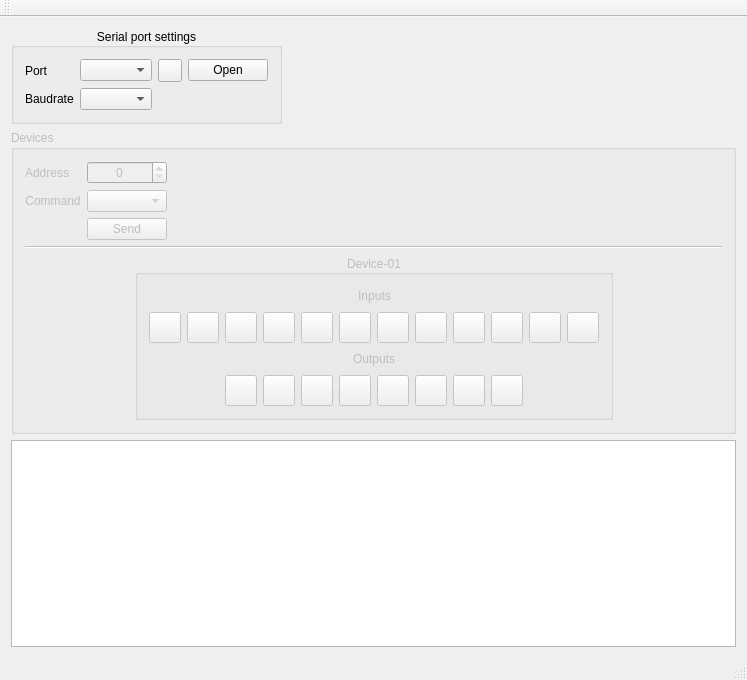
First picture: the form in mainwindow.ui, repository vlarry/emulator, before the edit.
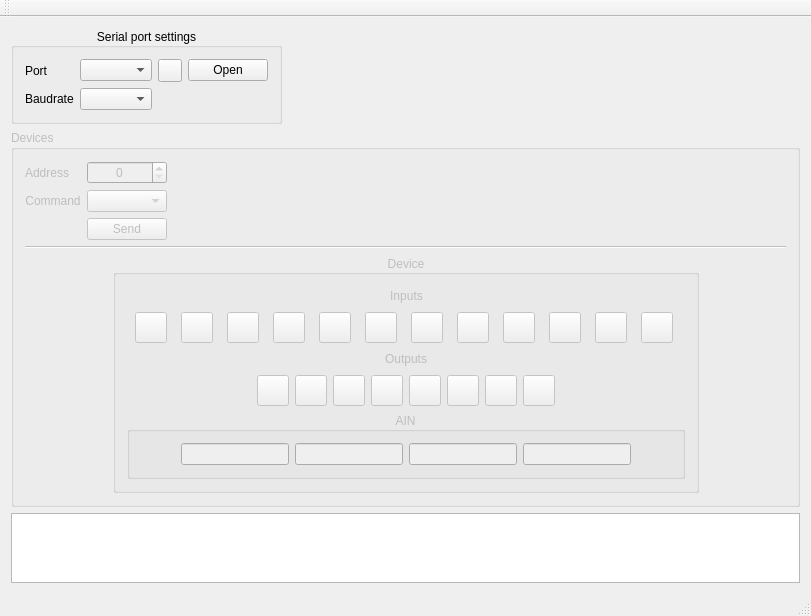
Second picture: the form after the edit. Icons and pictures are not drawn. Custom widgets are drawn as their Qt base class.

Commit message: Редактирование интерфейса - добавлены 4 поля для вывода величин float 1..4 AIN.

Patch:
```diff
--- a/mainwindow.ui
+++ b/mainwindow.ui
@@ -6,8 +6,8 @@
    <rect>
     <x>0</x>
     <y>0</y>
-    <width>747</width>
-    <height>680</height>
+    <width>811</width>
+    <height>616</height>
    </rect>
   </property>
   <property name="windowTitle">
@@ -146,6 +146,12 @@
       <property name="enabled">
        <bool>false</bool>
       </property>
+      <property name="sizePolicy">
+       <sizepolicy hsizetype="Expanding" vsizetype="Fixed">
+        <horstretch>0</horstretch>
+        <verstretch>0</verstretch>
+       </sizepolicy>
+      </property>
       <property name="title">
        <string>Devices</string>
       </property>
@@ -251,13 +257,22 @@
        </item>
        <item>
         <widget class="Line" name="line">
+         <property name="sizePolicy">
+          <sizepolicy hsizetype="Expanding" vsizetype="Fixed">
+           <horstretch>0</horstretch>
+           <verstretch>0</verstretch>
+          </sizepolicy>
+         </property>
          <property name="orientation">
           <enum>Qt::Horizontal</enum>
          </property>
         </widget>
        </item>
        <item>
-        <layout class="QHBoxLayout" name="horizontalLayout_10">
+        <layout class="QHBoxLayout" name="horizontalLayout_7">
+         <property name="spacing">
+          <number>0</number>
+         </property>
          <item>
           <spacer name="horizontalSpacer_14">
            <property name="orientation">
@@ -274,13 +289,13 @@
          <item>
           <widget class="QGroupBox" name="groupDevice">
            <property name="sizePolicy">
-            <sizepolicy hsizetype="Fixed" vsizetype="Fixed">
+            <sizepolicy hsizetype="Expanding" vsizetype="Fixed">
              <horstretch>0</horstretch>
              <verstretch>0</verstretch>
             </sizepolicy>
            </property>
            <property name="title">
-            <string>Device-01</string>
+            <string>Device</string>
            </property>
            <property name="alignment">
             <set>Qt::AlignCenter</set>
@@ -804,6 +819,114 @@
               </item>
              </layout>
             </item>
+            <item>
+             <widget class="QGroupBox" name="groupAIN">
+              <property name="sizePolicy">
+               <sizepolicy hsizetype="Minimum" vsizetype="Minimum">
+                <horstretch>0</horstretch>
+                <verstretch>0</verstretch>
+               </sizepolicy>
+              </property>
+              <property name="title">
+               <string>AIN</string>
+              </property>
+              <property name="alignment">
+               <set>Qt::AlignCenter</set>
+              </property>
+              <layout class="QHBoxLayout" name="horizontalLayout_6">
+               <item>
+                <spacer name="horizontalSpacer_6">
+                 <property name="orientation">
+                  <enum>Qt::Horizontal</enum>
+                 </property>
+                 <property name="sizeHint" stdset="0">
+                  <size>
+                   <width>40</width>
+                   <height>20</height>
+                  </size>
+                 </property>
+                </spacer>
+               </item>
+               <item>
+                <widget class="QLineEdit" name="leAIN1">
+                 <property name="maxLength">
+                  <number>7</number>
+                 </property>
+                 <property name="alignment">
+                  <set>Qt::AlignCenter</set>
+                 </property>
+                 <property name="readOnly">
+                  <bool>true</bool>
+                 </property>
+                 <property name="cursorMoveStyle">
+                  <enum>Qt::LogicalMoveStyle</enum>
+                 </property>
+                </widget>
+               </item>
+               <item>
+                <widget class="QLineEdit" name="leAIN2">
+                 <property name="maxLength">
+                  <number>7</number>
+                 </property>
+                 <property name="frame">
+                  <bool>true</bool>
+                 </property>
+                 <property name="alignment">
+                  <set>Qt::AlignCenter</set>
+                 </property>
+                 <property name="readOnly">
+                  <bool>true</bool>
+                 </property>
+                </widget>
+               </item>
+               <item>
+                <widget class="QLineEdit" name="leAIN3">
+                 <property name="maxLength">
+                  <number>7</number>
+                 </property>
+                 <property name="frame">
+                  <bool>true</bool>
+                 </property>
+                 <property name="alignment">
+                  <set>Qt::AlignCenter</set>
+                 </property>
+                 <property name="readOnly">
+                  <bool>true</bool>
+                 </property>
+                </widget>
+               </item>
+               <item>
+                <widget class="QLineEdit" name="leAIN4">
+                 <property name="maxLength">
+                  <number>7</number>
+                 </property>
+                 <property name="frame">
+                  <bool>true</bool>
+                 </property>
+                 <property name="alignment">
+                  <set>Qt::AlignCenter</set>
+                 </property>
+                 <property name="readOnly">
+                  <bool>true</bool>
+                 </property>
+                </widget>
+               </item>
+               <item>
+                <spacer name="horizontalSpacer_22">
+                 <property name="orientation">
+                  <enum>Qt::Horizontal</enum>
+                 </property>
+                 <property name="sizeHint" stdset="0">
+                  <size>
+                   <width>40</width>
+                   <height>20</height>
+                  </size>
+                 </property>
+                </spacer>
+               </item>
+              </layout>
+             </widget>
+            </item>
            </layout>
           </widget>
          </item>
@@ -827,6 +950,12 @@
     </item>
     <item>
      <widget class="QPlainTextEdit" name="pteConsole">
+      <property name="sizePolicy">
+       <sizepolicy hsizetype="Expanding" vsizetype="Expanding">
+        <horstretch>0</horstretch>
+        <verstretch>0</verstretch>
+       </sizepolicy>
+      </property>
       <property name="readOnly">
        <bool>true</bool>
       </property>
```
Left out of the diff: 2 changed lines with no effect on the pictures. The commit also changes 2 other files.
